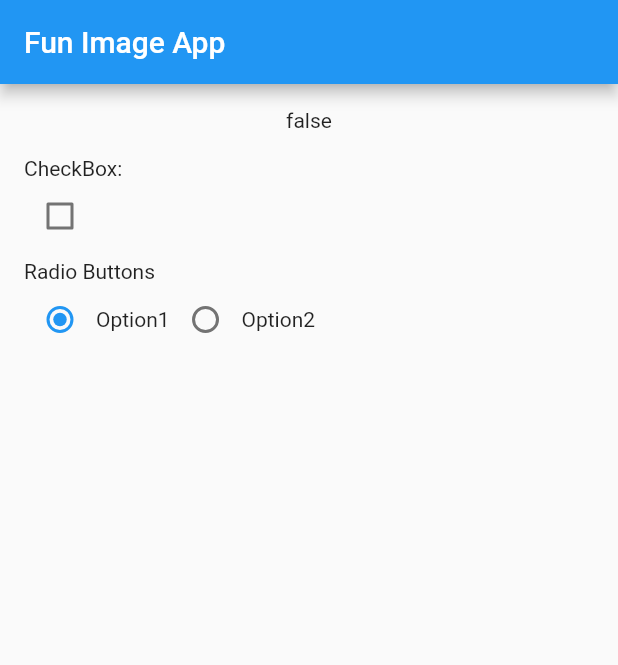
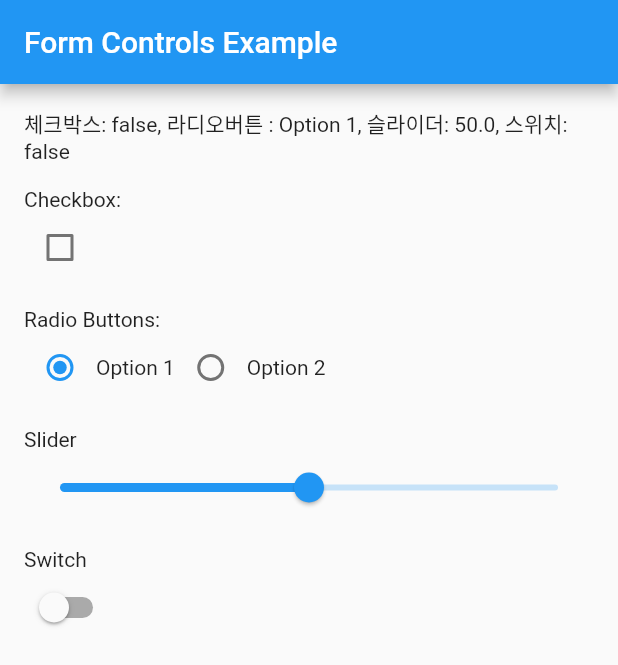
Before and after one commit to stufit/first_inflearn_flutter, a Flutter app: the screen it shows after launch, on a phone screen of 412 x 824 dp. Shown: the top 665 px of the screen. Run offline on Flutter 3.47's test engine with Material 2 defaults, Android fonts, the phone set to English and light mode, and no system bars.

Commit message:
Slider, Switch와 Stateful Widget

```diff
--- a/lib/main.dart
+++ b/lib/main.dart
@@ -5,7 +5,7 @@ void main() {
 }
 
 class MyApp extends StatefulWidget {
-  const MyApp({super.key});
+  const MyApp({Key? key}) : super(key: key);
 
   @override
   State<MyApp> createState() => _MyAppState();
@@ -14,32 +14,33 @@ class MyApp extends StatefulWidget {
 class _MyAppState extends State<MyApp> {
   bool? _checkBoxValue = false;
   String _radioValue = 'Option 1';
+  double _sliderValue = 50.0;
+  bool _switchValue = false;
 
   @override
   Widget build(BuildContext context) {
     return MaterialApp(
       home: Scaffold(
-        appBar: AppBar(title: Text('Fun Image App')),
+        appBar: AppBar(title: Text('Form Controls Example')),
         body: Container(
-          padding: EdgeInsets.all(16),
+          padding: EdgeInsets.all(16.0),
           child: Column(
             crossAxisAlignment: CrossAxisAlignment.start,
             children: [
               Center(
-                child: Text('$_checkBoxValue'),
+                child: Text('체크박스: $_checkBoxValue, 라디오버튼 : $_radioValue, 슬라이더: $_sliderValue, 스위치: $_switchValue'),
               ),
-              SizedBox(height: 16),
-              Text('CheckBox:'),
+              SizedBox(height: 16.0),
+              Text('Checkbox:'),
               Checkbox(
                   value: _checkBoxValue,
                   onChanged: (value) {
                     setState(() {
                       _checkBoxValue = value;
                     });
-                    print(value);
                   }),
-              SizedBox(height: 5),
-              Text('Radio Buttons'),
+              SizedBox(height: 16.0),
+              Text('Radio Buttons:'),
               Row(
                 children: [
                   Radio(
@@ -49,10 +50,9 @@ class _MyAppState extends State<MyApp> {
                       setState(() {
                         _radioValue = value.toString();
                       });
-                      print('Option1 value: $value');
                     },
                   ),
-                  Text('Option1'),
+                  Text('Option 1'),
                   Radio(
                     value: 'Option 2',
                     groupValue: _radioValue,
@@ -60,12 +60,35 @@ class _MyAppState extends State<MyApp> {
                       setState(() {
                         _radioValue = value.toString();
                       });
-
-                      print('Option2 value: $value');
                     },
                   ),
-                  Text('Option2'),
+                  Text('Option 2'),
                 ],
+              ),
+              SizedBox(
+                height: 16.0,
+              ),
+              Text('Slider'),
+              Slider(
+                  value: _sliderValue,
+                  min: 0,
+                  max: 100,
+                  onChanged: (value) {
+                    setState(() {
+                      print(value);
+                      _sliderValue = value;
+                    });
+                  }),
+              SizedBox(height: 16.0),
+              Text('Switch'),
+              Switch(
+                value: _switchValue,
+                onChanged: (value) {
+                  setState(() {
+                    print(value);
+                    _switchValue = value;
+                  });
+                },
               )
             ],
           ),
```
